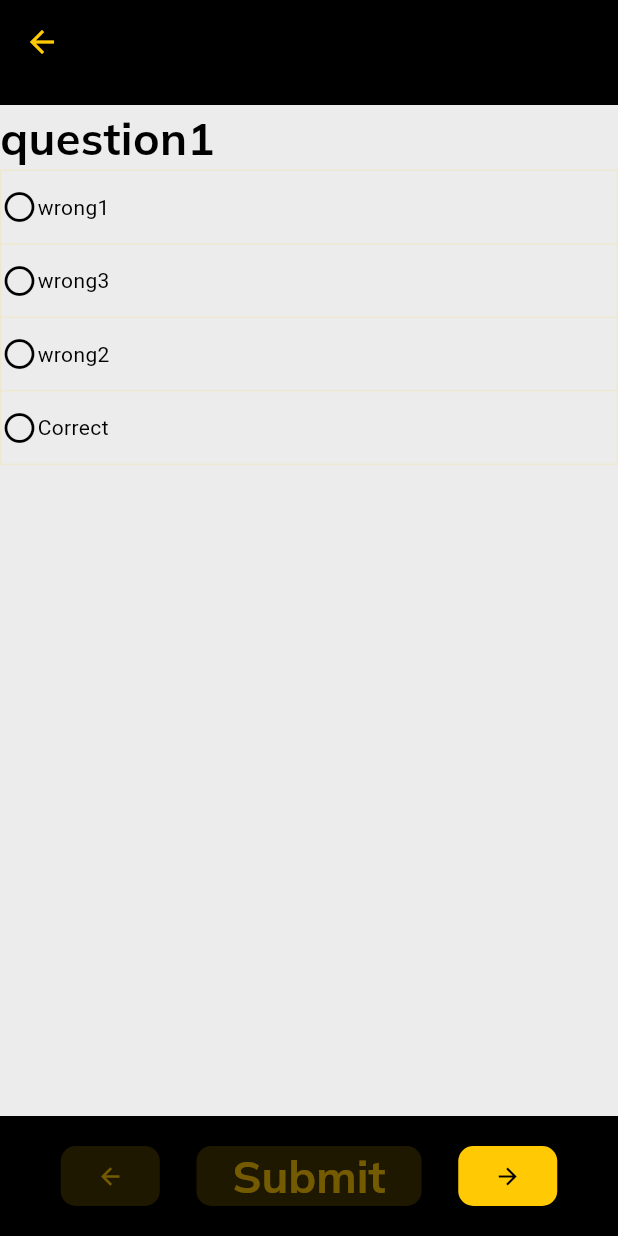
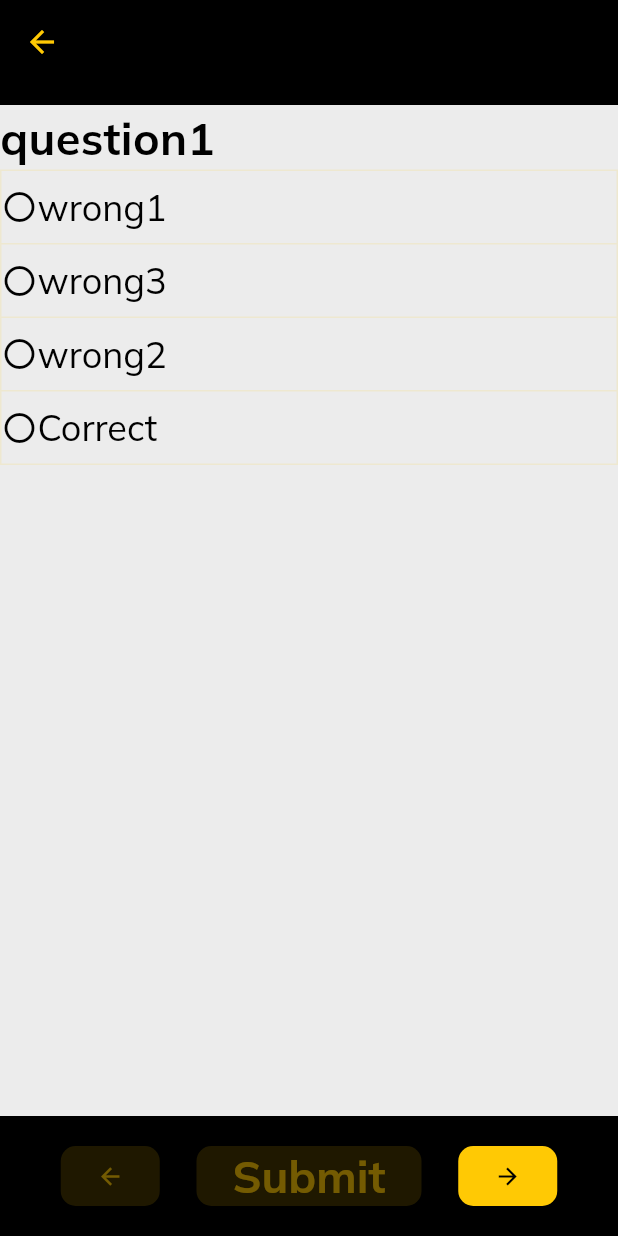
Before and after one commit to minervatbd/knightwise, a Flutter app: the QuestionSequence screen opened directly, on a phone screen of 412 x 824 dp. Run offline on Flutter 3.47's test engine with Material 3 defaults, Android fonts, the phone set to English and light mode, and no system bars; our stand-ins replace sprintf.

Commit message:
comments and also explanation element once answer is submitted

```diff
--- a/mobile_test/lib/pages/questionbody.dart
+++ b/mobile_test/lib/pages/questionbody.dart
@@ -56,6 +56,7 @@ class _QuestionBodyState extends State<QuestionBody> {
     // bools for changing the current state of the page
     bool _submitEnabled = (widget.status.selectedIndex != -1 && !widget.status.isSubmitted);
 
+    // if answer correct, tru, otherwise false
     bool correctness() {
       if (widget.status.selectedIndex != -1) {
         return widget.status.answerOrder[widget.status.selectedIndex] == 0;
@@ -64,26 +65,24 @@ class _QuestionBodyState extends State<QuestionBody> {
       }
     }
 
+    // default color/icon of selected answer before submission
     var answerColor = scheme.secondary;
     var answerIcon = selectedIcon;
-    if (correctness() && widget.status.isSubmitted) {
-      answerColor = Styles.correctColor;
-      answerIcon = NavigationIcons.correct;
-    } else if (!correctness() && widget.status.isSubmitted) {
-      answerColor = scheme.error;
-      answerIcon = NavigationIcons.wrong;
-    }
 
+    // just shortcuts for answerlist def
     var correctAnswer = widget.problem.answerCorrect;
     var wrongAnswers = widget.problem.answersWrong;
 
+    // this will be indexed using status.answerorder
     List<String> answerList = <String>[correctAnswer, wrongAnswers[0], wrongAnswers[1], wrongAnswers[2]];
 
+    // bool list of what answer is selected
     List<bool> selectedList= [false, false, false, false];
     if (widget.status.selectedIndex != -1) {
       selectedList[widget.status.selectedIndex] = true;
     }
 
+    // generates 4 answer buttons
     var answerButtonList = List<Widget>.empty(growable: true);
 
     for (int i = 0; i < answerList.length; i++) {
@@ -97,7 +96,30 @@ class _QuestionBodyState extends State<QuestionBody> {
       );
     }
 
+    // the explanation element will be null unless the question has been answered
+    var explanation = null;
 
+    // change certain elements upon a correct answer
+    if (correctness() && widget.status.isSubmitted) {
+      answerColor = Styles.correctColor;
+      answerIcon = NavigationIcons.correct;
+      explanation = Row(
+        children: [
+          Text("Great job!", style: Styles.generalTextStyle),
+        ],
+      );
+    // change them for incorrect answers
+    } else if (!correctness() && widget.status.isSubmitted) {
+      answerColor = scheme.error;
+      answerIcon = NavigationIcons.wrong;
+      explanation = Row(
+        children: [
+          Text("Correct answer: ${answerList[0]}", style: Styles.generalTextStyle),
+        ],
+      );
+    }
+
+    // this is vestigial since we moved the submit button to the bottom bar
     void handleSubmitButton () {
       setState(() {
         if (correctness()) print("correct");
@@ -127,6 +149,7 @@ class _QuestionBodyState extends State<QuestionBody> {
             direction: Axis.vertical,
             color: scheme.onSecondary,
             fillColor: answerColor,
+            textStyle: Styles.generalTextStyle,
             onPressed: (int index) {
               setState(() {
                 if (!widget.status.isSubmitted) {
@@ -139,34 +162,11 @@ class _QuestionBodyState extends State<QuestionBody> {
               });
             },
             isSelected: selectedList,
-            children: <Widget>[
-              Row(children: [
-                  selectedList[0] ? answerIcon : unselectedIcon,
-                  Text(answerList[widget.status.answerOrder[0]]),
-                ],
-              ),
-              Row(children: [
-                  selectedList[1] ? answerIcon : unselectedIcon,
-                  Text(answerList[widget.status.answerOrder[1]]),
-                ],
-              ),
-              Row(children: [
-                  selectedList[2] ? answerIcon : unselectedIcon,
-                  Text(answerList[widget.status.answerOrder[2]]),
-                ],
-              ),
-              Row(children: [
-                  selectedList[3] ? answerIcon : unselectedIcon,
-                  Text(answerList[widget.status.answerOrder[3]]),
-                ],
-              ),
-            ],
+            children: answerButtonList,
           ),
-          // ElevatedButton(
-          //   style: Styles.yellowButtonStyle,
-          //   onPressed: _submitEnabled? handleSubmitButton : null,
-          //   child: Text("Submit")
-          // ),
+          Container(
+            child: explanation,
+          ),
         ]
       ),
     );
```
